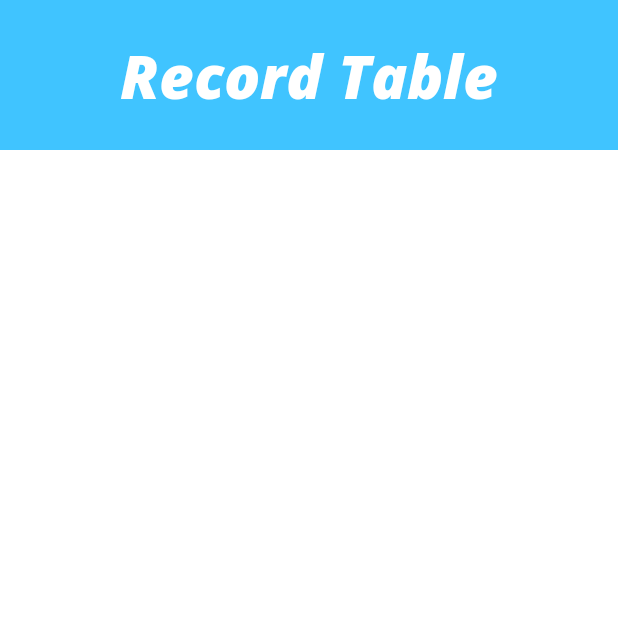
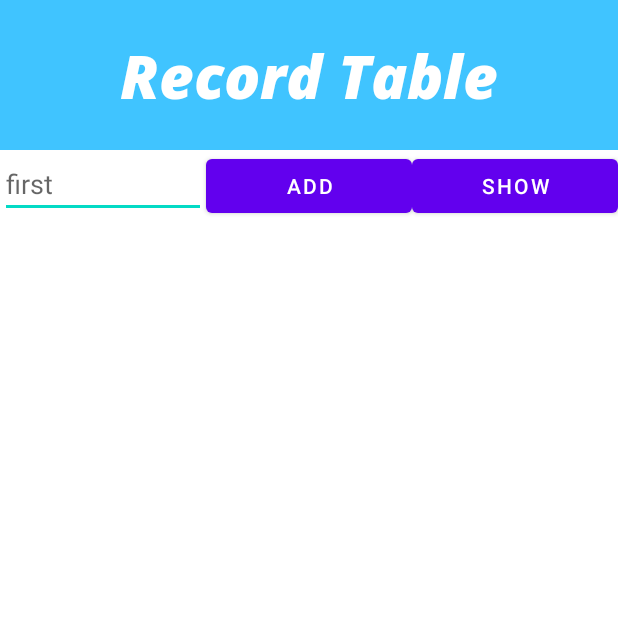
Before and after one commit to jachetblix/Hangman_next_step, an Android app: the screen it shows after launch (Record_Screen), after a tap on "SCORES", on a phone screen of 412 x 824 dp, the top half of it. Run offline under Robolectric (Android 15) with nearby library versions, the phone set to English and light mode, and no system bars; 3 other taps on this screen came first.

Commit message:
DB WORK AS SHOW IN GOOL

```diff
--- a/app/src/main/java/com/example/hangman_next_step/MainActivity.java
+++ b/app/src/main/java/com/example/hangman_next_step/MainActivity.java
@@ -2,6 +2,7 @@ package com.example.hangman_next_step;
 
 import androidx.appcompat.app.AppCompatActivity;
 
+import android.content.ContentValues;
 import android.content.Intent;
 import android.database.sqlite.SQLiteDatabase;
 import android.media.MediaPlayer;
@@ -18,9 +19,9 @@ public class MainActivity extends AppCompatActivity{
 
     // CREATE THE DB HERE SO WE CAN GET TO IT FROM ALL OVER THE APP
     //final String TABLE_NAM ="record_table";
-   // final String TABLE_NAME ="record_table";
-   final String CREATE_TABLE_CM = "CREATE TABLE IF NOT EXISTS record_table(id INTEGER PRIMARY KEY AUTOINCREMENT, name TEXT, score INTEGER);";
-    SQLiteDatabase scoreDataBase;
+   public final String TABLE_NAME ="record_table";
+   final String CREATE_TABLE_CM = "CREATE TABLE IF NOT EXISTS " + TABLE_NAME +"(id INTEGER PRIMARY KEY AUTOINCREMENT, name TEXT, score INTEGER);";
+    public SQLiteDatabase scoreDataBase;
 
     Button button_2;
     private Intent intentRecord;
@@ -36,6 +37,12 @@ public class MainActivity extends AppCompatActivity{
 //        button_2 = findViewById(R.id.button2);
         scoreDataBase = openOrCreateDatabase("database.db", MODE_PRIVATE, null);
         scoreDataBase.execSQL(CREATE_TABLE_CM);
+
+        //insertion to db
+        ContentValues contentvalues = new ContentValues();
+        contentvalues.put("name", "roi");
+        contentvalues.put("score", 999);
+        scoreDataBase.insert(TABLE_NAME, null, contentvalues);
     }
     private void startAnimationButton(int idNum) {
         Animation anim = AnimationUtils.loadAnimation(this, R.anim.scale_up);
--- a/app/src/main/java/com/example/hangman_next_step/Record_Screen.java
+++ b/app/src/main/java/com/example/hangman_next_step/Record_Screen.java
@@ -1,22 +1,68 @@
 package com.example.hangman_next_step;
 
 
+import android.content.ContentValues;
+import android.database.Cursor;
 import android.database.sqlite.SQLiteDatabase;
 import android.os.Bundle;
+import android.view.View;
+import android.widget.ArrayAdapter;
+import android.widget.Button;
+import android.widget.EditText;
 import android.widget.ListView;
 
 import androidx.appcompat.app.AppCompatActivity;
 
 public class Record_Screen extends AppCompatActivity {
 
-
+    final String TABLE_NAME = "score_table";
+    final String CREATE_TABLE_CMD="CREATE TABLE IF NOT EXISTS " + TABLE_NAME +"(id INTEGER PRIMARY KEY AUTOINCREMENT, name TEXT);";
+    SQLiteDatabase database;
     @Override
     protected void onCreate(Bundle savedInstanceState) {
         super.onCreate(savedInstanceState);
         setContentView(R.layout.record_activity);
 
-        ListView recordListView = findViewById(R.id.recordListView);
+        database = openOrCreateDatabase("database.sql", MODE_PRIVATE, null);
 
+        database.execSQL(CREATE_TABLE_CMD);
 
+        final ListView listview = findViewById(R.id.recordListView);
+        final EditText nameEt = findViewById(R.id.firstInput);
+
+        ArrayAdapter<String> adapter = new ArrayAdapter<>(this, android.R.layout.simple_list_item_1);
+        listview.setAdapter(adapter);
+
+        Button addBtn = findViewById(R.id.addBtn);
+        addBtn.setOnClickListener(new View.OnClickListener() {
+            @Override
+            public void onClick(View v) {
+                String name = nameEt.getText().toString();
+
+                ContentValues contentvalues = new ContentValues();
+                contentvalues.put("name", name);
+                database.insert(TABLE_NAME,null,contentvalues);
+                nameEt.setText("");
+            }
+        });
+
+        Button showBtn = findViewById(R.id.showBtn);
+        showBtn.setOnClickListener(new View.OnClickListener() {
+            @Override
+            public void onClick(View v) {
+                adapter.clear();
+
+                Cursor cursor =  database.query(TABLE_NAME, null,null,null,null,null,null,null);
+
+                int nameIndex = cursor.getColumnIndex("name");
+
+                while(cursor.moveToNext())
+                {
+                    String name = cursor.getString(nameIndex);
+                    adapter.add(name);
+                }
+                adapter.notifyDataSetChanged();
+            }
+        });
     }
 }
--- a/app/src/main/res/layout/record_activity.xml
+++ b/app/src/main/res/layout/record_activity.xml
@@ -13,6 +13,28 @@
         android:textColor="@color/white"
         android:background="@color/colorPrimary"
         android:text="Record Table"/>
+    <LinearLayout
+        android:layout_width="match_parent"
+        android:layout_height="wrap_content">
+        <EditText
+            android:layout_width="0dp"
+            android:layout_height="wrap_content"
+            android:layout_weight="1"
+            android:hint="first"
+            android:id="@+id/firstInput"/>
+        <Button
+            android:layout_width="0dp"
+            android:layout_height="wrap_content"
+            android:layout_weight="1"
+            android:text="add"
+            android:id="@+id/addBtn"/>
+        <Button
+            android:layout_width="0dp"
+            android:layout_height="wrap_content"
+            android:layout_weight="1"
+            android:text="show"
+            android:id="@+id/showBtn"/>
+    </LinearLayout>
     <ListView
         android:layout_width="match_parent"
         android:layout_height="match_parent"
```
